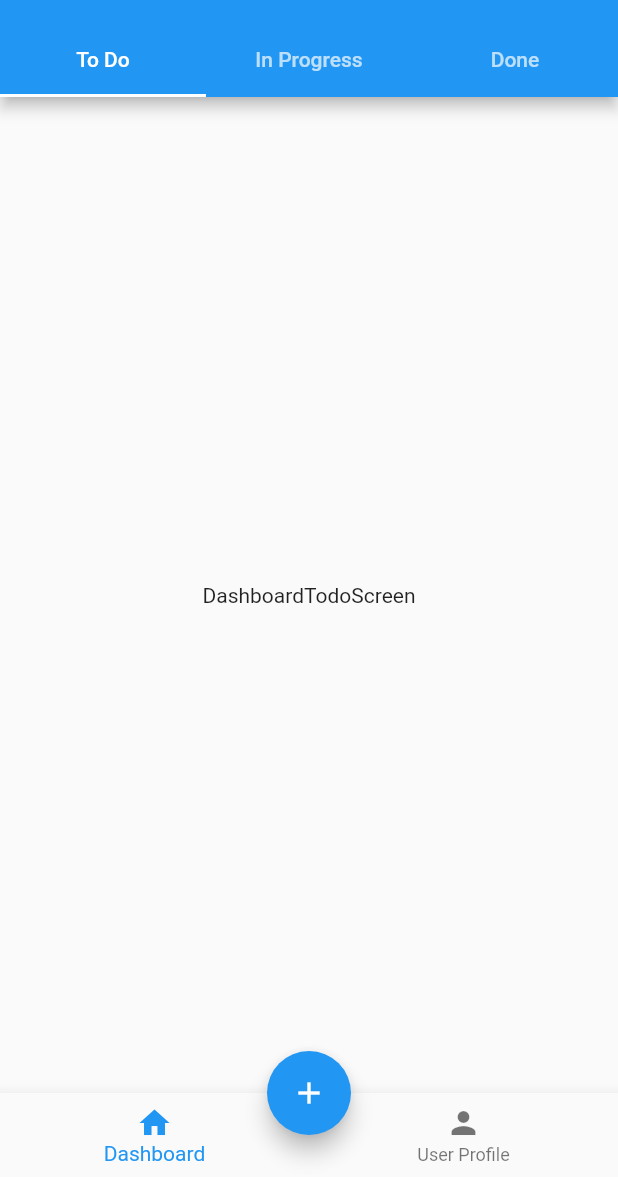
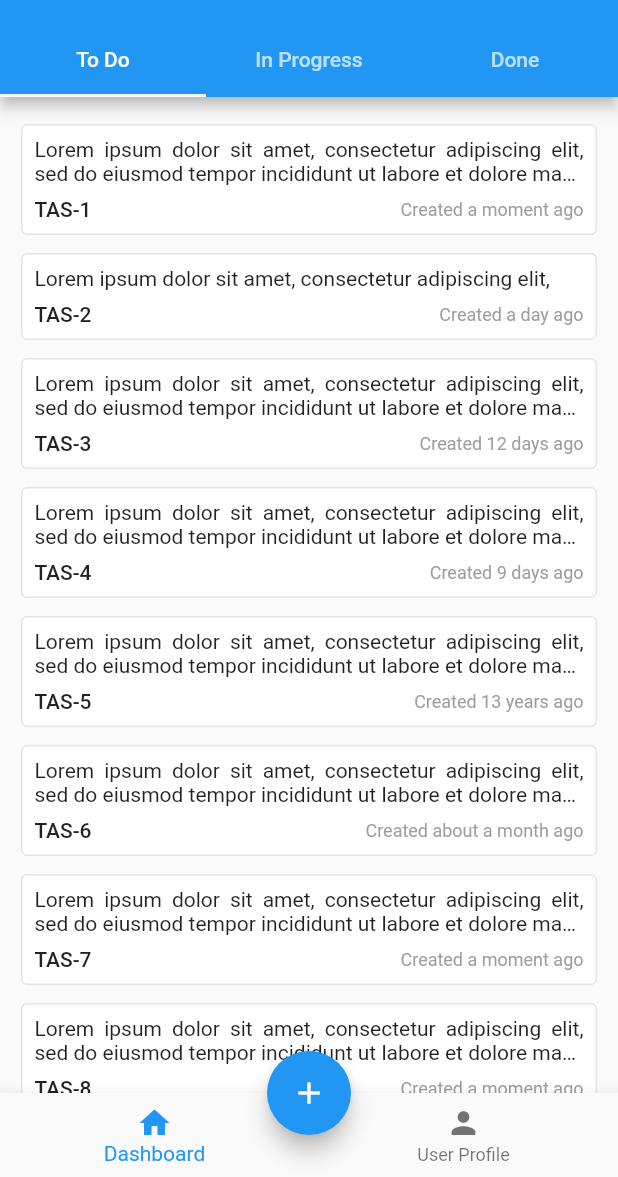
Before and after one commit to rizentium/tasko, a Flutter app: the screen it shows after launch, on a phone screen of 412 x 824 dp, the part 59-1236 px from its top. Run offline on Flutter 3.47's test engine with Material 2 defaults, Android fonts, the phone set to English and light mode, and no system bars; our stand-ins replace flutter_bloc, go_router, timeago.

Commit message:
feat(dashboard): add todo screen design

```diff
--- /dev/null
+++ b/lib/core/design_system/ui/task_item.dart
@@ -0,0 +1,71 @@
+import 'package:flutter/material.dart';
+import 'package:timeago/timeago.dart' as timeago;
+
+class TaskItem extends StatelessWidget {
+  final String id;
+  final String title;
+  final String? description;
+  final DateTime createdAt;
+  final EdgeInsets? margin;
+  final EdgeInsets? padding;
+  final BoxDecoration? decoration;
+
+  const TaskItem({
+    super.key,
+    required this.id,
+    required this.title,
+    this.description,
+    required this.createdAt,
+    this.margin,
+    this.padding,
+    this.decoration,
+  });
+
+  String get _getCreatedAt {
+    return "Created ${timeago.format(createdAt)}";
+  }
+
+  @override
+  Widget build(BuildContext context) {
+    return Container(
+      margin: margin ??
+          const EdgeInsets.symmetric(
+            vertical: 6.0,
+            horizontal: 14.0,
+          ),
+      padding: padding ?? const EdgeInsets.all(8.0),
+      decoration: decoration ??
+          BoxDecoration(
+            color: Colors.white,
+            border: Border.all(
+              color: Colors.black12.withOpacity(0.1),
+            ),
+            borderRadius: BorderRadius.circular(4.0),
+          ),
+      child: Column(
+        crossAxisAlignment: CrossAxisAlignment.start,
+        children: [
+          Text(
+            title,
+            maxLines: 2,
+            overflow: TextOverflow.ellipsis,
+            textAlign: TextAlign.justify,
+          ),
+          const SizedBox(height: 8),
+          Row(
+            mainAxisAlignment: MainAxisAlignment.spaceBetween,
+            children: [
+              Text(id, style: Theme.of(context).textTheme.bodyLarge),
+              Text(
+                _getCreatedAt,
+                style: Theme.of(context).textTheme.labelMedium?.copyWith(
+                      color: Colors.grey,
+                    ),
+              ),
+            ],
+          ),
+        ],
+      ),
+    );
+  }
+}
--- a/lib/feature/home/screen/dashboard_todo.dart
+++ b/lib/feature/home/screen/dashboard_todo.dart
@@ -1,13 +1,76 @@
 import 'package:flutter/material.dart';
+import 'package:tasko/core/design_system/ui/task_item.dart';
 
 class DashboardTodoScreen extends StatelessWidget {
   const DashboardTodoScreen({super.key});
 
+  List<Widget> get items {
+    return [
+      TaskItem(
+        id: 'TAS-1',
+        title: 'Lorem ipsum dolor sit amet, consectetur adipiscing elit, '
+            'sed do eiusmod tempor incididunt ut labore et dolore magna'
+            ' aliqua.',
+        createdAt: DateTime(2023, 02, 22, 19),
+      ),
+      TaskItem(
+        id: 'TAS-2',
+        title: 'Lorem ipsum dolor sit amet, consectetur adipiscing elit, ',
+        createdAt: DateTime(2023, 02, 20, 19),
+      ),
+      TaskItem(
+        id: 'TAS-3',
+        title: 'Lorem ipsum dolor sit amet, consectetur adipiscing elit, '
+            'sed do eiusmod tempor incididunt ut labore et dolore magna'
+            ' aliqua.',
+        createdAt: DateTime(2023, 02, 10, 19),
+      ),
+      TaskItem(
+        id: 'TAS-4',
+        title: 'Lorem ipsum dolor sit amet, consectetur adipiscing elit, '
+            'sed do eiusmod tempor incididunt ut labore et dolore magna'
+            ' aliqua.',
+        createdAt: DateTime(2023, 02, 13, 19),
+      ),
+      TaskItem(
+        id: 'TAS-5',
+        title: 'Lorem ipsum dolor sit amet, consectetur adipiscing elit, '
+            'sed do eiusmod tempor incididunt ut labore et dolore magna',
+        createdAt: DateTime(2010, 02, 22, 19),
+      ),
+      TaskItem(
+        id: 'TAS-6',
+        title: 'Lorem ipsum dolor sit amet, consectetur adipiscing elit, '
+            'sed do eiusmod tempor incididunt ut labore et dolore magna'
+            ' aliqua.',
+        createdAt: DateTime(2023, 01, 22, 19),
+      ),
+      TaskItem(
+        id: 'TAS-7',
+        title: 'Lorem ipsum dolor sit amet, consectetur adipiscing elit, '
+            'sed do eiusmod tempor incididunt ut labore et dolore magna'
+            ' aliqua.',
+        createdAt: DateTime(2023, 02, 22, 19),
+      ),
+      TaskItem(
+        id: 'TAS-8',
+        title: 'Lorem ipsum dolor sit amet, consectetur adipiscing elit, '
+            'sed do eiusmod tempor incididunt ut labore et dolore magna'
+            ' aliqua.',
+        createdAt: DateTime(2023, 02, 22, 19),
+      ),
+    ];
+  }
+
   @override
   Widget build(BuildContext context) {
-    return const Scaffold(
-      body: Center(
-        child: Text('DashboardTodoScreen'),
+    return Scaffold(
+      body: ListView.builder(
+        padding: const EdgeInsets.symmetric(vertical: 12.0),
+        itemBuilder: (context, index) {
+          return items[index];
+        },
+        itemCount: items.length,
       ),
     );
   }
--- a/pubspec.yaml
+++ b/pubspec.yaml
@@ -38,7 +38,9 @@ dependencies:
   firebase_core: ^2.6.0
   flutter_bloc: ^8.1.2
   go_router: ^6.0.8
+  intl: ^0.18.0
   meta: ^1.8.0
+  timeago: ^3.4.0
 
 dev_dependencies:
   flutter_test:
```
Also changed, not shown: pubspec.lock.
